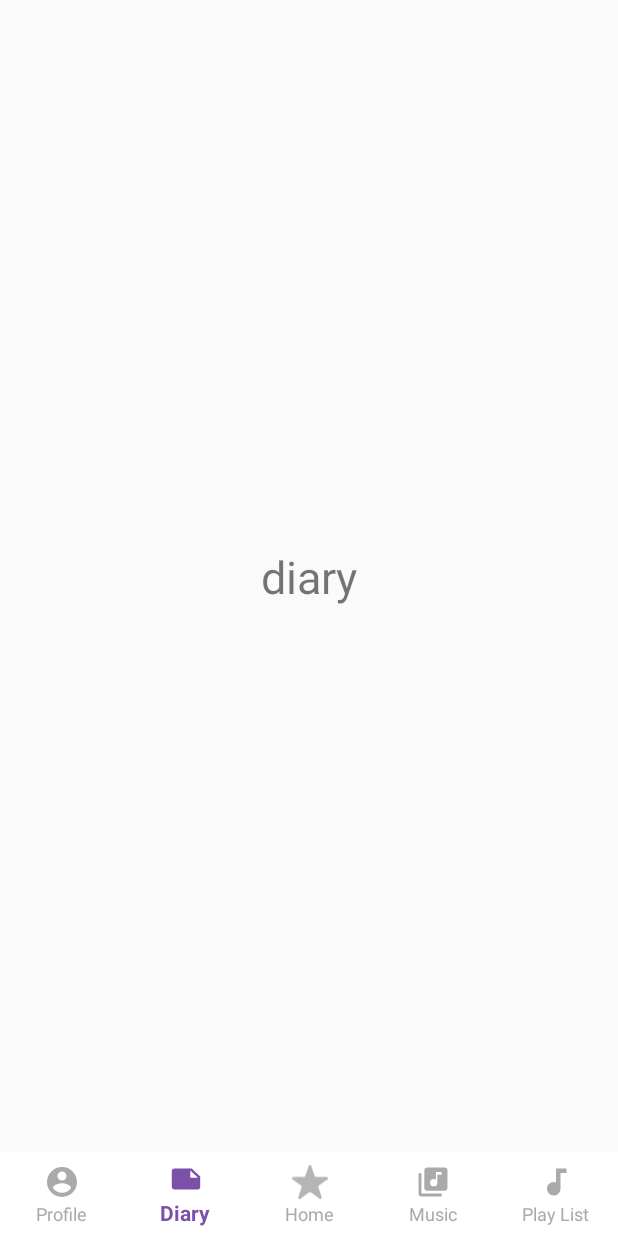
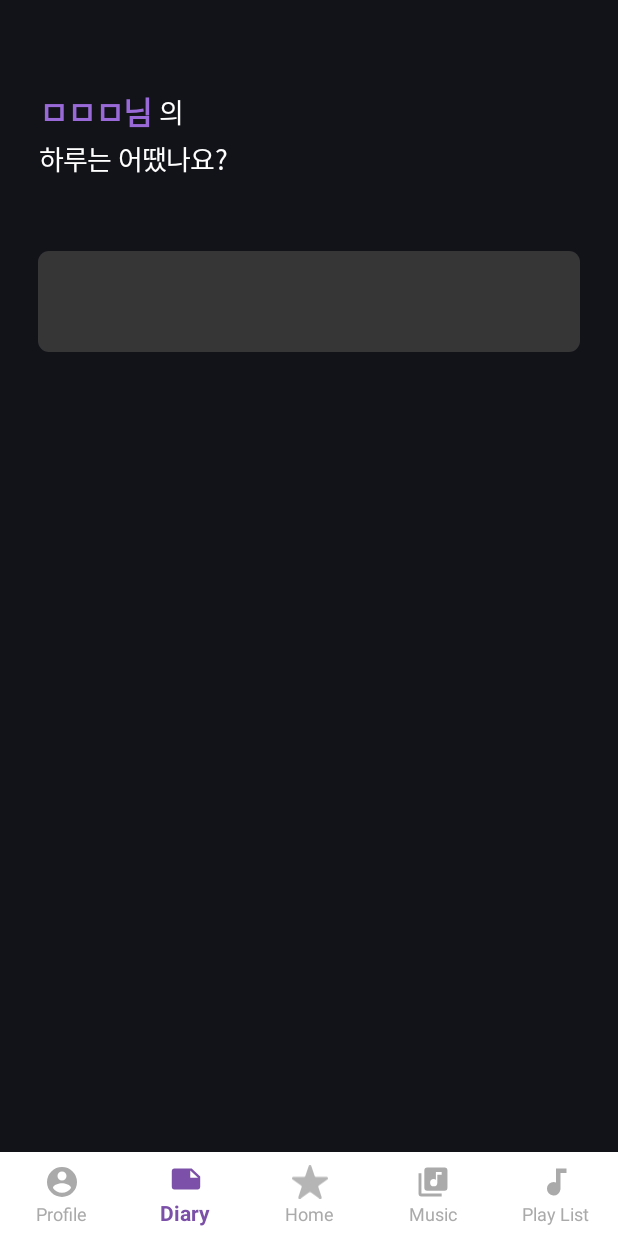
Before and after one commit to minjun3021/Inner-Peace, an Android app: the MainActivity screen opened directly, with no data from a screen before it, item 2 of the bottom bar chosen, on a phone screen of 412 x 824 dp. Run offline under Robolectric (Android 15) with nearby library versions, the phone set to English and light mode, and no system bars.

Commit message:
start diary

```diff
--- a/app/build.gradle
+++ b/app/build.gradle
@@ -42,6 +42,9 @@ dependencies {
     implementation 'com.squareup.retrofit2:retrofit:2.3.0'
     implementation 'com.squareup.retrofit2:converter-gson:2.3.0'
     implementation 'com.orhanobut:logger:2.2.0'
+    implementation 'de.hdodenhof:circleimageview:3.0.1'
+
+
 }
 repositories {
     mavenCentral()
--- a/app/src/main/java/com/kmj/innerpeace/activity/LoginActivity.java
+++ b/app/src/main/java/com/kmj/innerpeace/activity/LoginActivity.java
@@ -89,5 +89,7 @@ public class LoginActivity extends AppCompatActivity {
 
     void tryLogin() {
         Toast.makeText(this, "Wait", Toast.LENGTH_SHORT).show();
+        Intent intent = new Intent(LoginActivity.this, MainActivity.class);
+        startActivity(intent);
     }
 }
--- a/app/src/main/java/com/kmj/innerpeace/activity/MainActivity.java
+++ b/app/src/main/java/com/kmj/innerpeace/activity/MainActivity.java
@@ -1,11 +1,14 @@
 package com.kmj.innerpeace.activity;
 
+import android.graphics.Color;
 import android.os.Bundle;
 import android.support.annotation.NonNull;
 import android.support.design.widget.BottomNavigationView;
 import android.support.v4.app.Fragment;
 import android.support.v7.app.AppCompatActivity;
 import android.view.MenuItem;
+import android.view.Window;
+import android.view.WindowManager;
 
 import com.kmj.innerpeace.FragmentUtils;
 import com.kmj.innerpeace.R;
@@ -30,6 +33,15 @@ public class MainActivity extends AppCompatActivity {
     protected void onCreate(Bundle savedInstanceState) {
         super.onCreate(savedInstanceState);
         setContentView(R.layout.activity_main);
+        setup();
+    }
+
+    void setup() {
+        Window window = getWindow();
+
+        window.addFlags(WindowManager.LayoutParams.FLAG_DRAWS_SYSTEM_BAR_BACKGROUNDS);
+        window.setStatusBarColor(Color.parseColor("#121319"));
+
         fragments=new ArrayList<>();
         profileFragment=new ProfileFragment();
         diaryFragment=new DiaryFragment();
--- a/app/src/main/java/com/kmj/innerpeace/activity/SplashActivity.java
+++ b/app/src/main/java/com/kmj/innerpeace/activity/SplashActivity.java
@@ -20,6 +20,7 @@ public class SplashActivity extends AppCompatActivity {
         new Handler().postDelayed(new Runnable() {
             @Override
             public void run() {
+
                 Intent intent = new Intent(SplashActivity.this, LoginActivity.class);
 //                Intent intent = new Intent(SplashActivity.this, BluetoothDeviceDemoActivity.class);
                 startActivity(intent);
--- /dev/null
+++ b/app/src/main/res/drawable/bg_diary.xml
@@ -0,0 +1,10 @@
+<?xml version="1.0" encoding="utf-8"?>
+<shape xmlns:android="http://schemas.android.com/apk/res/android"
+    android:shape="rectangle"
+    android:tint="#363637"
+    >
+
+    <corners
+        android:radius="7dp"
+        />
+</shape>
--- a/app/src/main/res/layout/fragment_diary.xml
+++ b/app/src/main/res/layout/fragment_diary.xml
@@ -1,21 +1,79 @@
 <?xml version="1.0" encoding="utf-8"?>
-<android.support.constraint.ConstraintLayout xmlns:android="http://schemas.android.com/apk/res/android"
+<ScrollView xmlns:android="http://schemas.android.com/apk/res/android"
+    xmlns:app="http://schemas.android.com/apk/res-auto"
     xmlns:tools="http://schemas.android.com/tools"
     android:layout_width="match_parent"
     android:layout_height="match_parent"
-    xmlns:app="http://schemas.android.com/apk/res-auto"
-    tools:context=".fragment.DiaryFragment">
+    android:background="#121319"
 
-    <!-- TODO: Update blank fragment layout -->
+    tools:context=".fragment.DiaryFragment"
+    >
+
+
+    <android.support.constraint.ConstraintLayout
+        android:layout_width="match_parent"
+        android:layout_height="wrap_content"
+        >
+
+        <TextView
+            android:id="@+id/fragment_diary_name"
+            android:layout_width="wrap_content"
+            android:layout_height="wrap_content"
+            android:layout_marginLeft="26dp"
+            android:layout_marginTop="58dp"
+            android:letterSpacing="-0.03"
+            android:lineSpacingExtra="10sp"
+            android:text="ㅁㅁㅁ님"
+            android:textColor="#996ad7"
+            android:textSize="21sp"
+            android:textStyle="bold"
+            app:layout_constraintLeft_toLeftOf="parent"
+            app:layout_constraintTop_toTopOf="parent"
+            />
+
         <TextView
             android:layout_width="wrap_content"
             android:layout_height="wrap_content"
-        app:layout_constraintTop_toTopOf="parent"
-        app:layout_constraintBottom_toBottomOf="parent"
+            android:layout_marginLeft="4dp"
+            android:letterSpacing="-0.03"
+            android:lineSpacingExtra="9sp"
+            android:text="의"
+            android:textColor="#ffffff"
+            android:textSize="18sp"
+            app:layout_constraintBottom_toBottomOf="@id/fragment_diary_name"
+            app:layout_constraintLeft_toRightOf="@id/fragment_diary_name"
+            app:layout_constraintTop_toTopOf="@id/fragment_diary_name"
+            />
+
+        <TextView
+            android:id="@+id/fragment_diary_title"
+            android:layout_width="wrap_content"
+            android:layout_height="wrap_content"
+            android:layout_marginTop="1dp"
+            android:letterSpacing="-0.03"
+            android:lineSpacingExtra="9sp"
+            android:text="하루는 어땠나요?"
+            android:textColor="#ffffff"
+            android:textSize="18sp"
+            app:layout_constraintLeft_toLeftOf="@id/fragment_diary_name"
+            app:layout_constraintTop_toBottomOf="@id/fragment_diary_name"
+            />
+
+
+            <ImageView
+                android:layout_width="0dp"
+                android:layout_height="67dp"
+                android:layout_marginTop="48dp"
                 app:layout_constraintLeft_toLeftOf="parent"
                 app:layout_constraintRight_toRightOf="parent"
-        android:textSize="30sp"
-        android:text="diary"
+                android:layout_marginHorizontal="25dp"
+
+                app:layout_constraintTop_toBottomOf="@id/fragment_diary_title"
+                android:src="@drawable/bg_diary"
+                android:elevation="4dp"
                 />
 
+
+
     </android.support.constraint.ConstraintLayout>
+</ScrollView>
```
Lines whose indentation alone changed are shown as unchanged.
